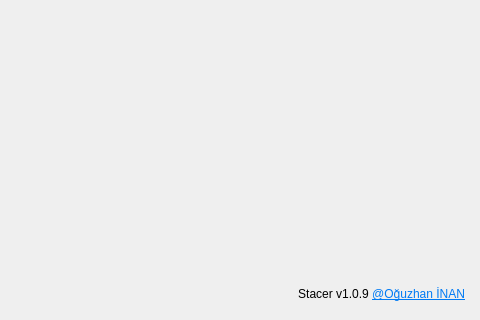
Qt form stacer/Pages/Settings/settings_page.ui (oguzhaninan/Stacer) before a commit; both pictures show x 331 to 811 and y 159 to 479 of the 811 by 479 pixel window.
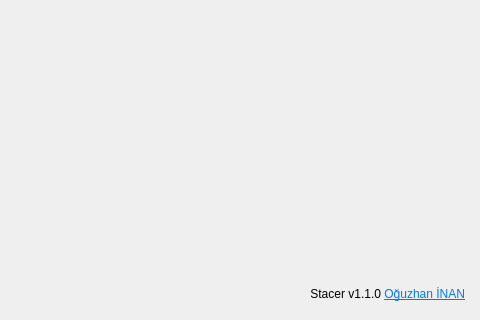
The same form after that commit. Icons and pictures are not drawn.

What changed in the file:
```diff
--- a/stacer/Pages/Settings/settings_page.ui
+++ b/stacer/Pages/Settings/settings_page.ui
@@ -321,7 +321,7 @@
    <item row="10" column="3" colspan="2" alignment="Qt::AlignRight">
     <widget class="QLabel" name="lblCreatedBy">
      <property name="text">
-      <string notr="true">&lt;html&gt;&lt;head/&gt;&lt;body&gt;&lt;p&gt;Stacer v1.0.9 &lt;a href=&quot;https://github.com/oguzhaninan&quot;&gt;&lt;span style=&quot; text-decoration: underline; color:#007af4;&quot;&gt;@Oğuzhan İNAN&lt;/span&gt;&lt;/a&gt;&lt;/p&gt;&lt;/body&gt;&lt;/html&gt;</string>
+      <string notr="true">&lt;html&gt;&lt;head/&gt;&lt;body&gt;&lt;p&gt;Stacer v1.1.0 &lt;a href=&quot;https://github.com/oguzhaninan&quot;&gt;&lt;span style=&quot; text-decoration: underline; color:#007af4;&quot;&gt;Oğuzhan İNAN&lt;/span&gt;&lt;/a&gt;&lt;/p&gt;&lt;/body&gt;&lt;/html&gt;</string>
      </property>
      <property name="textFormat">
       <enum>Qt::RichText</enum>
```
